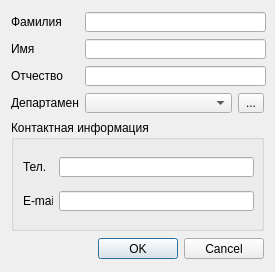
Before: the Qt Designer form clientdialog.ui in petertishin/DataReport, drawn with Qt 5.
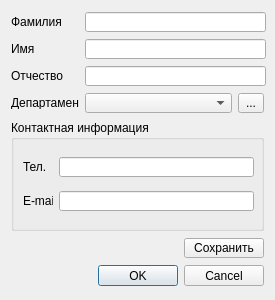
After: the same form once the commit is applied.

Diff of the .ui file:
```diff
--- a/clientdialog.ui
+++ b/clientdialog.ui
@@ -7,19 +7,19 @@
     <x>0</x>
     <y>0</y>
     <width>275</width>
-    <height>272</height>
+    <height>300</height>
    </rect>
   </property>
   <property name="minimumSize">
    <size>
     <width>275</width>
-    <height>272</height>
+    <height>300</height>
    </size>
   </property>
   <property name="maximumSize">
    <size>
     <width>16777215</width>
-    <height>272</height>
+    <height>300</height>
    </size>
   </property>
   <property name="windowTitle">
@@ -324,6 +324,42 @@
      </layout>
     </widget>
    </item>
+   <item>
+    <layout class="QHBoxLayout" name="horizontalLayout_8">
+     <item>
+      <spacer name="horizontalSpacer_2">
+       <property name="orientation">
+        <enum>Qt::Horizontal</enum>
+       </property>
+       <property name="sizeHint" stdset="0">
+        <size>
+         <width>40</width>
+         <height>20</height>
+        </size>
+       </property>
+      </spacer>
+     </item>
+     <item>
+      <widget class="QPushButton" name="saveButton">
+       <property name="minimumSize">
+        <size>
+         <width>0</width>
+         <height>20</height>
+        </size>
+       </property>
+       <property name="maximumSize">
+        <size>
+         <width>16777215</width>
+         <height>20</height>
+        </size>
+       </property>
+       <property name="text">
+        <string>Сохранить</string>
+       </property>
+      </widget>
+     </item>
+    </layout>
+   </item>
    <item>
     <layout class="QHBoxLayout" name="horizontalLayout_7">
      <item>
```
